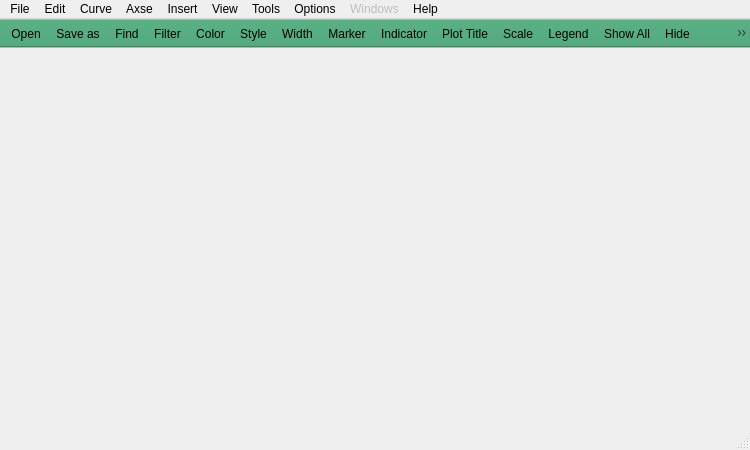
Sunfe/icurve, file icurve_v2.0.1/icurve/resource/icurve.ui: the form before one commit.
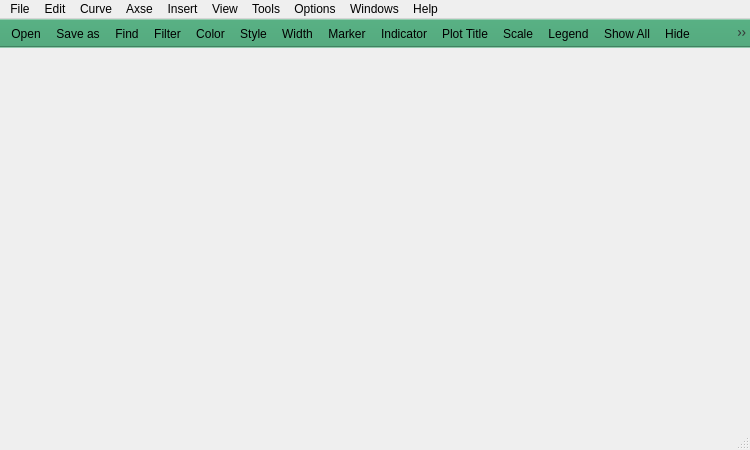
The form after the commit. Icons and pictures are not drawn.

```diff
--- a/icurve_v2.0.1/icurve/resource/icurve.ui
+++ b/icurve_v2.0.1/icurve/resource/icurve.ui
@@ -94,7 +94,7 @@
    </widget>
    <widget class="QMenu" name="menuWindows">
     <property name="enabled">
-     <bool>false</bool>
+     <bool>true</bool>
     </property>
     <property name="title">
      <string>Windows</string>
```
